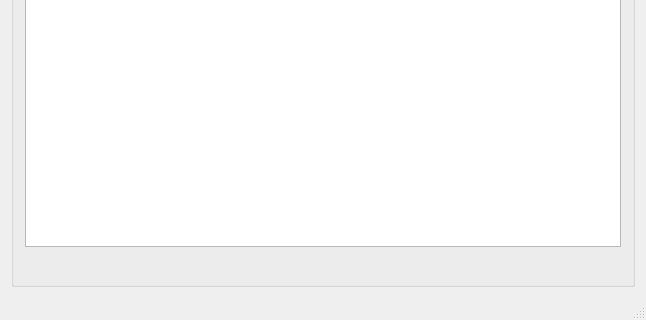
Old version of the form examples/serialbus/can/mainwindow.ui in the repository eugesh/qtserialbus-fork; both pictures show x 0 to 646 and y 161 to 481 of the 646 by 481 pixel window.
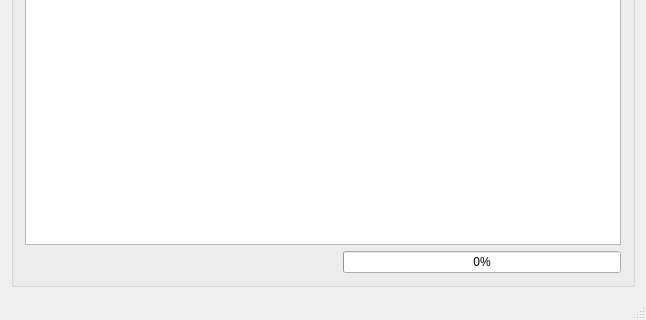
New version of the form. Icons and pictures are not drawn. Custom widgets are drawn as their Qt base class.

Commit message: Add progress bar indicating CAN bus load

Patch:
```diff
--- a/examples/serialbus/can/mainwindow.ui
+++ b/examples/serialbus/can/mainwindow.ui
@@ -85,6 +85,19 @@
              </property>
             </widget>
            </item>
+           <item>
+            <widget class="QProgressBar" name="bitrateIndicatorBar">
+             <property name="toolTip">
+              <string>&lt;html&gt;&lt;head/&gt;&lt;body&gt;&lt;p&gt;CAN bus load&lt;/p&gt;&lt;/body&gt;&lt;/html&gt;</string>
+             </property>
+             <property name="maximum">
+              <number>100</number>
+             </property>
+             <property name="value">
+              <number>0</number>
+             </property>
+            </widget>
+           </item>
           </layout>
          </item>
         </layout>
```
The commit also changes 3 other files.
